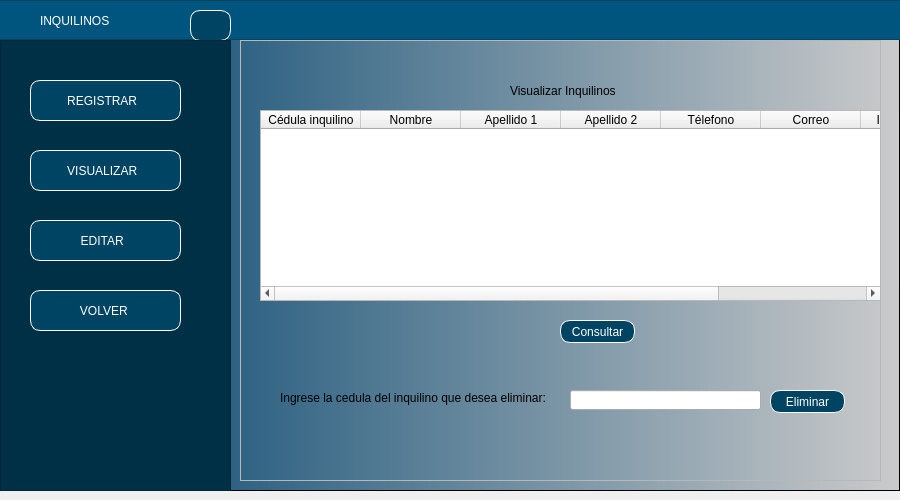
Above: InterfazGrafica/ventanaVisualizarInquilino.ui from nicoArley/gestionPropiedades before the change. Below: the same form after it.
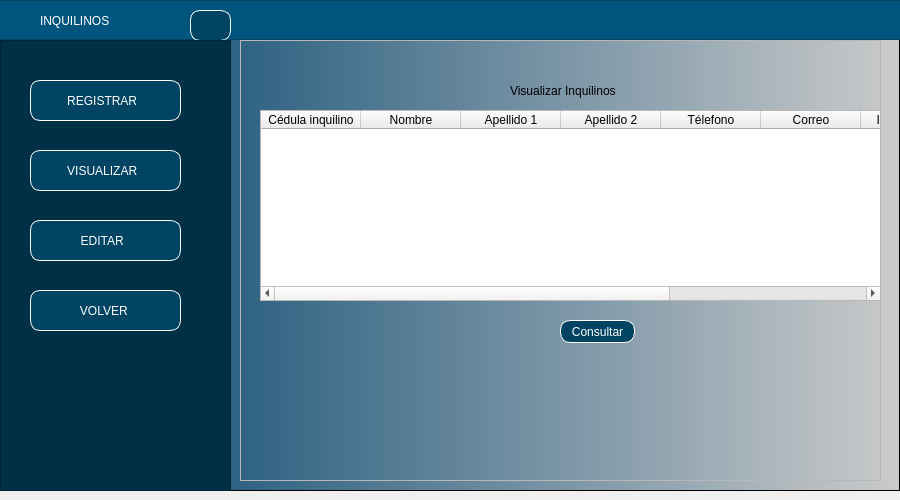
That is the form after the change. Icons and pictures are not drawn.

The edit to the form file:
```diff
--- a/InterfazGrafica/ventanaVisualizarInquilino.ui
+++ b/InterfazGrafica/ventanaVisualizarInquilino.ui
@@ -338,6 +338,11 @@
             <string>Fecha Inicio</string>
            </property>
           </column>
+          <column>
+           <property name="text">
+            <string>Fecha Final</string>
+           </property>
+          </column>
          </widget>
          <widget class="QPushButton" name="btnConsultarInq">
           <property name="geometry">
@@ -366,59 +371,6 @@
            <string>Consultar</string>
           </property>
          </widget>
-         <widget class="QPushButton" name="btnEliminarInq">
-          <property name="geometry">
-           <rect>
-            <x>540</x>
-            <y>350</y>
-            <width>75</width>
-            <height>23</height>
-           </rect>
-          </property>
-          <property name="styleSheet">
-           <string notr="true">QPushButton{
-font: 87 9pt &quot;Arial&quot;;
-background-color: rgb(0, 68, 100);
-color:white;
-border:1px solid white;
-border-radius: 10px;
-}
-
-
-QPushButton:hover {
-background-color:rgb(0, 101, 148);
-}</string>
-          </property>
-          <property name="text">
-           <string>Eliminar</string>
-          </property>
-         </widget>
-         <widget class="QLabel" name="label_24">
-          <property name="geometry">
-           <rect>
-            <x>50</x>
-            <y>350</y>
-            <width>281</width>
-            <height>16</height>
-           </rect>
-          </property>
-          <property name="styleSheet">
-           <string notr="true">font: 9pt &quot;Arial&quot;;</string>
-          </property>
-          <property name="text">
-           <string>Ingrese la cedula del inquilino que desea eliminar:</string>
-          </property>
-         </widget>
-         <widget class="QLineEdit" name="lineEdit_19">
-          <property name="geometry">
-           <rect>
-            <x>340</x>
-            <y>350</y>
-            <width>191</width>
-            <height>20</height>
-           </rect>
-          </property>
-         </widget>
         </widget>
        </widget>
       </widget>
```
Left out of the diff: 10 changed lines with no effect on the pictures.
